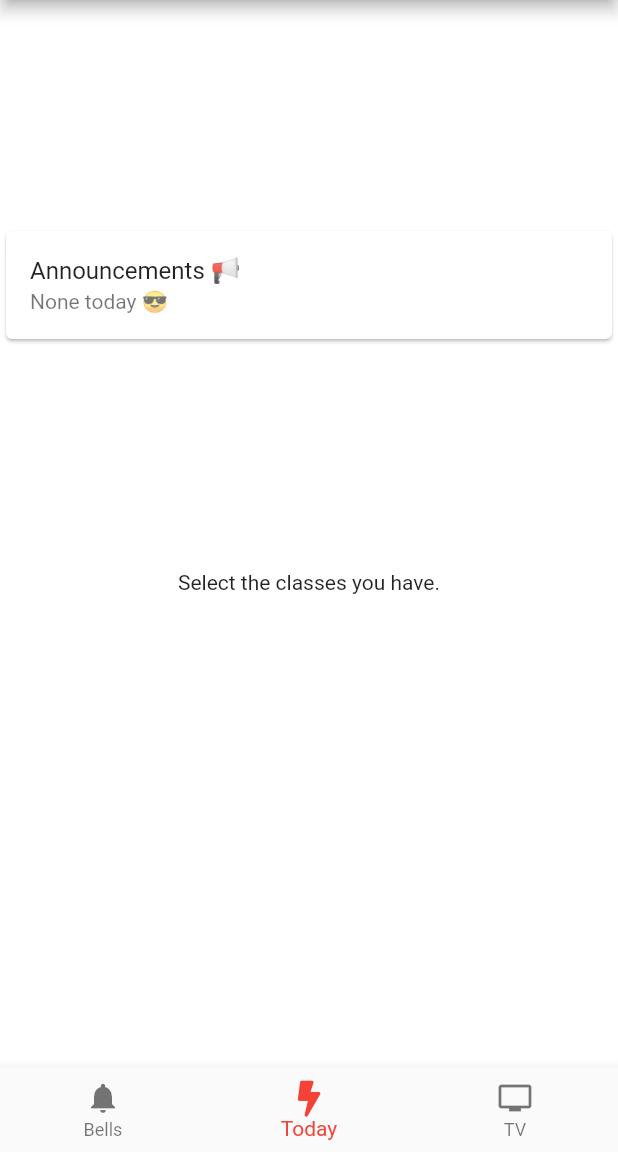
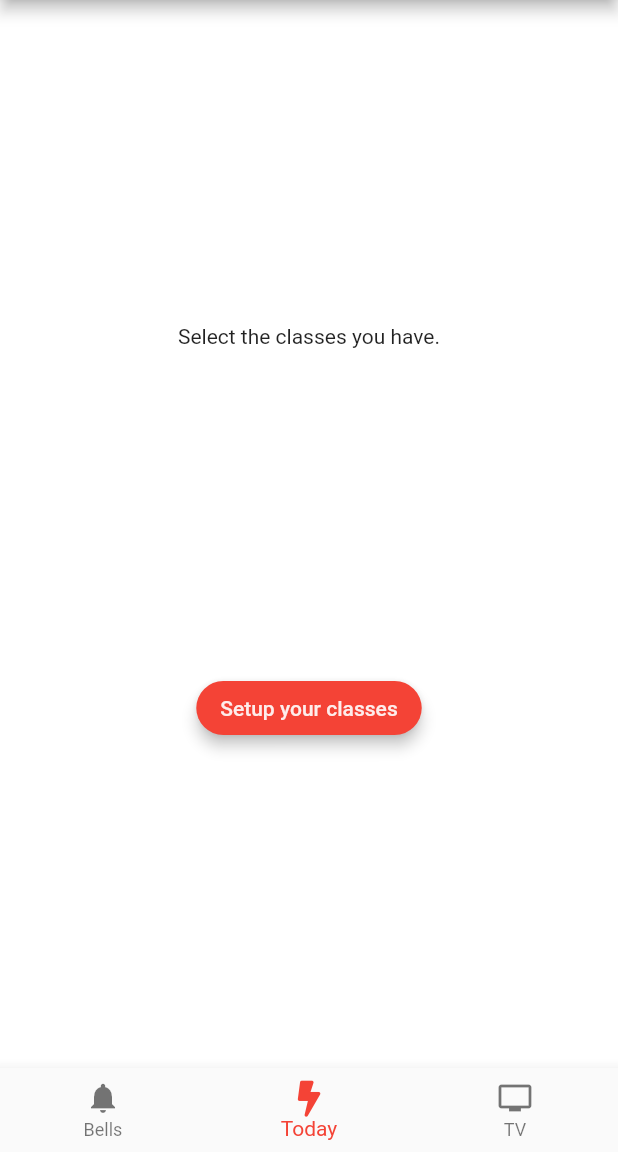
Before and after one commit to partnercloudsupport/Redwood, a Flutter app: the screen it shows after launch, swiped to page 2, on a phone screen of 412 x 824 dp, the part 84-1236 px from its top. Run offline on Flutter 3.47's test engine with Material 2 defaults, Android fonts, the phone set to English and light mode, and no system bars; our stand-ins replace cloud_firestore, connectivity, firebase_auth, firebase_database, firebase_messaging, firebase_remote_config and 6 more; missing offline and left inert: flutter_villains, flutter_youtube, quick_actions, scalable_image; accounts and stored records are empty.

Commit message:
Small Changes

```diff
--- a/lib/main.dart
+++ b/lib/main.dart
@@ -370,7 +370,10 @@ class TabsState extends State<Tabs> with TickerProviderStateMixin {
 //            new ListTile(
 //              leading: new Icon(FontAwesomeIcons.gamepad),
 //              title: new Text('Student Written Games'),
-//              onTap: _GMComingSoon,
+//              onTap: () {
+//                Navigator.pop(context);
+//                Navigator.of(context).pushNamed('/games');
+//              },
 //            ),
             new Divider(
               height: 10.0,
--- a/lib/tabs/today.dart
+++ b/lib/tabs/today.dart
@@ -55,21 +55,6 @@ class HomePageState extends State<HomePage> {
               mainAxisSize: MainAxisSize.min,
               children: <Widget>[
                 new ListTile(
-                  title: new Text('Announcements 📢'),
-                  subtitle: new Text('None today 😎'),
-                ),
-              ],
-            ),
-          ),
-          new Divider(
-            height: 10.0,
-            color: Colors.grey,
-          ),
-          new Card(
-            child: new Column(
-              mainAxisSize: MainAxisSize.min,
-              children: <Widget>[
-                new ListTile(
                   title: new Text('Your Next Class Starts in ' +
                       nextclassstart +
                       ' minutes'),
@@ -90,24 +75,18 @@ class HomePageState extends State<HomePage> {
         crossAxisAlignment: CrossAxisAlignment.center,
         mainAxisAlignment: MainAxisAlignment.spaceEvenly,
         children: <Widget>[
-          new Card(
-            child: new Column(
-              mainAxisSize: MainAxisSize.min,
-              children: <Widget>[
-                new ListTile(
-                  title: new Text('Announcements 📢'),
-                  subtitle: new Text('None today 😎'),
-                ),
-              ],
+          new Text('Select the classes you have.'),
+          new RaisedButton(
+            child: new Text(
+              'Setup your classes',
+              style: new TextStyle(
+                  color: Colors.white.withOpacity(0.9)),
             ),
-          ),
-          new Text('Select the classes you have.'),
-          new NativeButton(
-            child: new Text(
-              'Setup your class\'s',
-              style: new TextStyle(color: Colors.white.withOpacity(0.9)),
-            ),
-            buttonColor: Colors.red,
+            color: Theme.of(context).accentColor,
+            elevation: 4.0,
+            shape: new RoundedRectangleBorder(
+                borderRadius: new BorderRadius.circular(30.0)),
+            splashColor: Colors.grey,
             onPressed: _Setup,
           ),
         ],
```
Also changed, not shown: lib/screens/about.dart (+22 -10 lines), lib/tabs/home.dart (+8 -8 lines).
